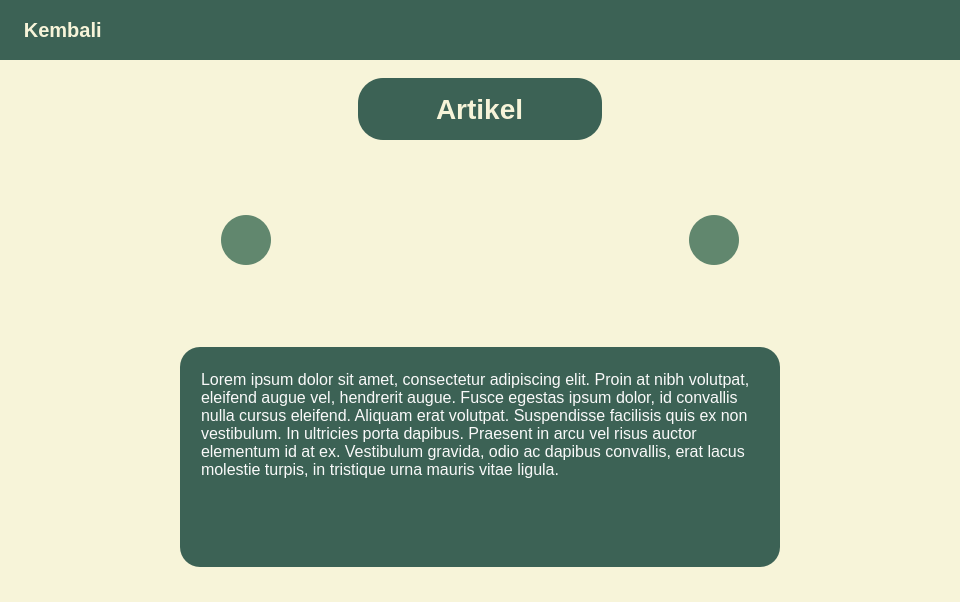
Before: the Qt Designer form ui_temp/artikel/artikelWindow.ui in Salomo309/yarnyard, drawn with Qt 5.
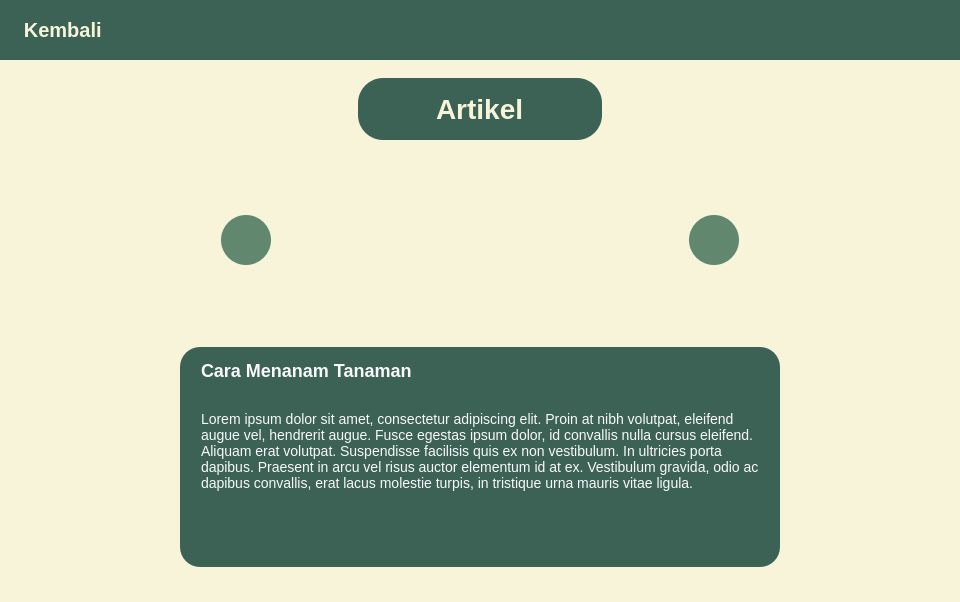
After: the same form once the commit is applied. Icons and pictures are not drawn.

Commit message: fix: artikel pages

Patch:
```diff
--- a/ui_temp/artikel/artikelWindow.ui
+++ b/ui_temp/artikel/artikelWindow.ui
@@ -75,7 +75,14 @@
 #text_description_artikel {
 	color: #F9F9F9;
 	padding: 10px 8px;
-	font-size: 16px;
+	font-size: 14px;
+}
+
+#text_title_artikel {
+	font-size: 18px;
+	color: #F9F9F9;
+	font-weight: 600;
+    padding: 0 8px;
 }</string>
   </property>
   <widget class="QWidget" name="centralwidget">
@@ -439,7 +446,32 @@
               <height>220</height>
              </size>
             </property>
-            <layout class="QHBoxLayout" name="horizontalLayout_9">
+            <layout class="QVBoxLayout" name="verticalLayout_4">
+             <item>
+              <widget class="QPlainTextEdit" name="text_title_artikel">
+               <property name="sizePolicy">
+                <sizepolicy hsizetype="MinimumExpanding" vsizetype="Fixed">
+                 <horstretch>0</horstretch>
+                 <verstretch>0</verstretch>
+                </sizepolicy>
+               </property>
+               <property name="maximumSize">
+                <size>
+                 <width>16777215</width>
+                 <height>35</height>
+                </size>
+               </property>
+               <property name="readOnly">
+                <bool>true</bool>
+               </property>
+               <property name="plainText">
+                <string>Cara Menanam Tanaman</string>
+               </property>
+               <property name="centerOnScroll">
+                <bool>false</bool>
+               </property>
+              </widget>
+             </item>
              <item>
               <widget class="QPlainTextEdit" name="text_description_artikel">
                <property name="readOnly">
```
Left out of the diff: 11 changed lines with no effect on the pictures. The commit also changes 20 other files.
